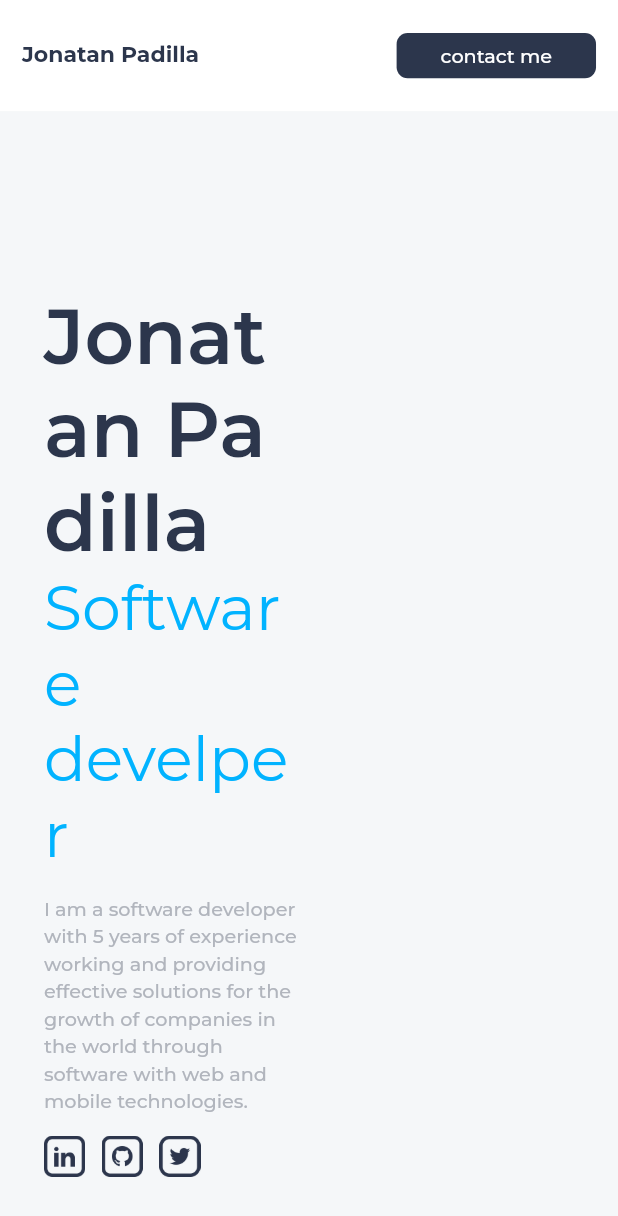
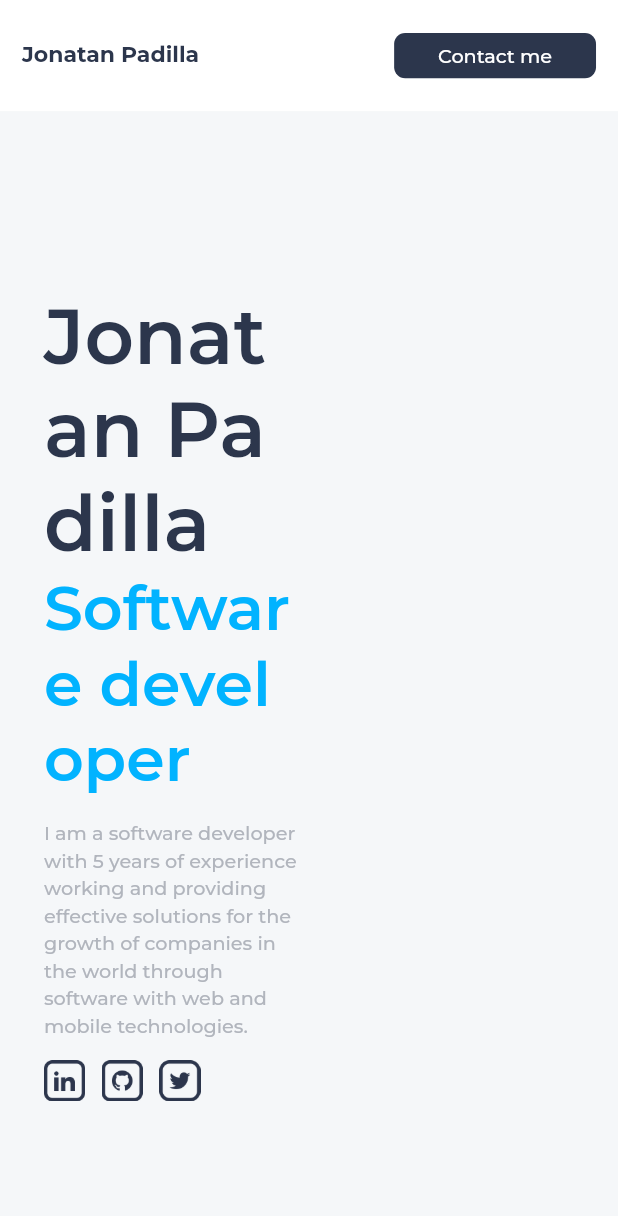
Before and after one commit to jdpadillaac/jdpadillaac, a Flutter app: the screen it shows after launch, on a phone screen of 412 x 824 dp. Shown: the top 1216 px of the screen. Run offline on Flutter 3.47's test engine with Material 2 defaults, Android fonts, the phone set to English and light mode, and no system bars; our stand-ins replace google_fonts, responsive_framework; missing offline and left inert: dart:js.

Commit message:
spelling changes

```diff
--- a/lib/main.dart
+++ b/lib/main.dart
@@ -14,7 +14,7 @@ class MyApp extends StatelessWidget {
   Widget build(BuildContext context) {
     return MaterialApp(
       debugShowCheckedModeBanner: false,
-      title: 'Jonata Padilla',
+      title: 'Jonatan Padilla',
       builder: (context, widget) => ResponsiveWrapper.builder(
         BouncingScrollWrapper.builder(context, widget!),
         minWidth: 450,
@@ -31,7 +31,6 @@ class MyApp extends StatelessWidget {
         ),
       ),
       theme: AppTheme.mainTheme(),
-      //  darkTheme: AppTheme.darkTheme(),
       home: const HomePage(),
     );
   }
--- a/lib/ui/pages/home/widgets/app_bar.dart
+++ b/lib/ui/pages/home/widgets/app_bar.dart
@@ -33,7 +33,7 @@ class HomeAppBar extends StatelessWidget {
                   borderRadius: BorderRadius.circular(AppSpacing.sm),
                 ),
                 child: Text(
-                  'contact me',
+                  'Contact me',
                   style: theme.textTheme.bodyText1!.copyWith(
                     color: theme.colorScheme.background,
                   ),
--- a/lib/ui/pages/home/widgets/main_card.dart
+++ b/lib/ui/pages/home/widgets/main_card.dart
@@ -30,9 +30,10 @@ class _HomeMainCard extends StatelessWidget {
                   ),
                 ),
                 Text(
-                  'Software develper',
+                  'Software developer',
                   style: theme.textTheme.headline3!.copyWith(
                     color: theme.colorScheme.secondary,
+                    fontWeight: FontWeight.w600,
                   ),
                 ),
                 const SizedBox(height: AppSpacing.md),
```
